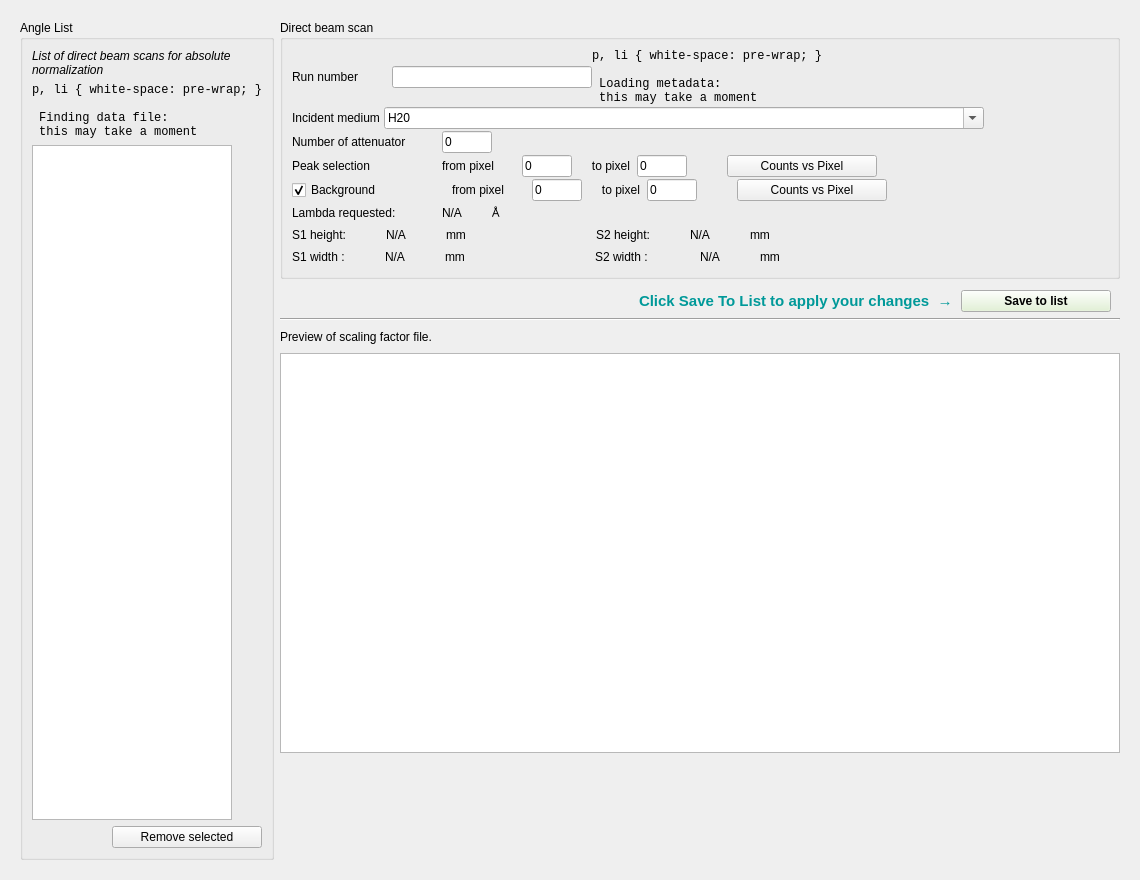
The window that Code/Mantid/scripts/Interface/ui/reflectometer/refl_sf_calculator.ui (mantidproject/mantid) describes before a commit, drawn with Qt 5.
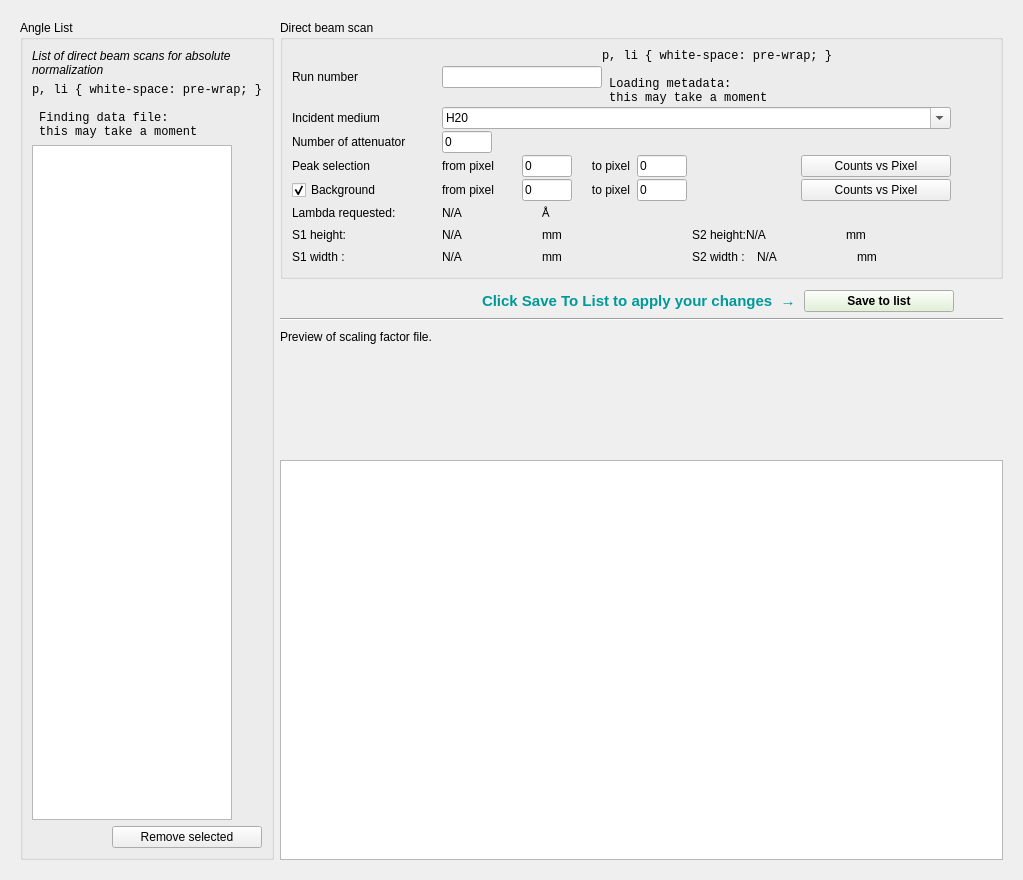
The same window after the commit.

Commit message: Re #5071 Fix UI layout to align widgets

```diff
--- a/Code/Mantid/scripts/Interface/ui/reflectometer/refl_sf_calculator.ui
+++ b/Code/Mantid/scripts/Interface/ui/reflectometer/refl_sf_calculator.ui
@@ -6,7 +6,7 @@
    <rect>
     <x>0</x>
     <y>0</y>
-    <width>1140</width>
+    <width>1023</width>
     <height>880</height>
    </rect>
   </property>
@@ -36,8 +36,8 @@
        <rect>
         <x>0</x>
         <y>0</y>
-        <width>1116</width>
-        <height>856</height>
+        <width>1005</width>
+        <height>862</height>
        </rect>
       </property>
       <layout class="QVBoxLayout" name="verticalLayout_7">
@@ -208,7 +208,7 @@
                      <widget class="QLabel" name="label">
                       <property name="minimumSize">
                        <size>
-                        <width>100</width>
+                        <width>150</width>
                         <height>0</height>
                        </size>
                       </property>
@@ -272,6 +272,12 @@
                     </property>
                     <item>
                      <widget class="QLabel" name="label_16">
+                      <property name="minimumSize">
+                       <size>
+                        <width>150</width>
+                        <height>0</height>
+                       </size>
+                      </property>
                       <property name="text">
                        <string>Incident medium </string>
                       </property>
@@ -279,15 +285,21 @@
                     </item>
                     <item>
                      <widget class="QComboBox" name="incident_medium_combobox">
+                      <property name="sizePolicy">
+                       <sizepolicy hsizetype="Expanding" vsizetype="Fixed">
+                        <horstretch>0</horstretch>
+                        <verstretch>0</verstretch>
+                       </sizepolicy>
+                      </property>
                       <property name="minimumSize">
                        <size>
-                        <width>600</width>
+                        <width>200</width>
                         <height>0</height>
                        </size>
                       </property>
                       <property name="maximumSize">
                        <size>
-                        <width>600</width>
+                        <width>16777215</width>
                         <height>16777215</height>
                        </size>
                       </property>
@@ -316,6 +328,9 @@
                       <property name="orientation">
                        <enum>Qt::Horizontal</enum>
                       </property>
+                      <property name="sizeType">
+                       <enum>QSizePolicy::Fixed</enum>
+                      </property>
                       <property name="sizeHint" stdset="0">
                        <size>
                         <width>40</width>
@@ -526,7 +541,7 @@
                        <enum>Qt::Horizontal</enum>
                       </property>
                       <property name="sizeType">
-                       <enum>QSizePolicy::Fixed</enum>
+                       <enum>QSizePolicy::Expanding</enum>
                       </property>
                       <property name="sizeHint" stdset="0">
                        <size>
@@ -563,6 +578,9 @@
                       <property name="orientation">
                        <enum>Qt::Horizontal</enum>
                       </property>
+                      <property name="sizeType">
+                       <enum>QSizePolicy::Fixed</enum>
+                      </property>
                       <property name="sizeHint" stdset="0">
                        <size>
                         <width>40</width>
@@ -582,7 +600,7 @@
                      <widget class="QCheckBox" name="data_background_switch">
                       <property name="minimumSize">
                        <size>
-                        <width>160</width>
+                        <width>150</width>
                         <height>0</height>
                        </size>
                       </property>
@@ -721,7 +739,7 @@
                        <enum>Qt::Horizontal</enum>
                       </property>
                       <property name="sizeType">
-                       <enum>QSizePolicy::Fixed</enum>
+                       <enum>QSizePolicy::Expanding</enum>
                       </property>
                       <property name="sizeHint" stdset="0">
                        <size>
@@ -755,6 +773,9 @@
                       <property name="orientation">
                        <enum>Qt::Horizontal</enum>
                       </property>
+                      <property name="sizeType">
+                       <enum>QSizePolicy::Fixed</enum>
+                      </property>
                       <property name="sizeHint" stdset="0">
                        <size>
                         <width>40</width>
@@ -799,7 +820,7 @@
                      <widget class="QLabel" name="lambda_request">
                       <property name="minimumSize">
                        <size>
-                        <width>50</width>
+                        <width>100</width>
                         <height>0</height>
                        </size>
                       </property>
@@ -860,7 +881,7 @@
                      <widget class="QLabel" name="label_3">
                       <property name="minimumSize">
                        <size>
-                        <width>50</width>
+                        <width>150</width>
                         <height>0</height>
                        </size>
                       </property>
@@ -887,7 +908,7 @@
                        <string>N/A</string>
                       </property>
                       <property name="alignment">
-                       <set>Qt::AlignCenter</set>
+                       <set>Qt::AlignLeading|Qt::AlignLeft|Qt::AlignVCenter</set>
                       </property>
                      </widget>
                     </item>
@@ -941,7 +962,7 @@
                        <string>N/A</string>
                       </property>
                       <property name="alignment">
-                       <set>Qt::AlignCenter</set>
+                       <set>Qt::AlignLeading|Qt::AlignLeft|Qt::AlignVCenter</set>
                       </property>
                      </widget>
                     </item>
@@ -988,7 +1009,7 @@
                      <widget class="QLabel" name="label_7">
                       <property name="minimumSize">
                        <size>
-                        <width>50</width>
+                        <width>150</width>
                         <height>0</height>
                        </size>
                       </property>
@@ -1015,7 +1036,7 @@
                        <string>N/A</string>
                       </property>
                       <property name="alignment">
-                       <set>Qt::AlignCenter</set>
+                       <set>Qt::AlignLeading|Qt::AlignLeft|Qt::AlignVCenter</set>
                       </property>
                      </widget>
                     </item>
@@ -1075,7 +1096,7 @@
                        <string>N/A</string>
                       </property>
                       <property name="alignment">
-                       <set>Qt::AlignCenter</set>
+                       <set>Qt::AlignLeading|Qt::AlignLeft|Qt::AlignVCenter</set>
                       </property>
                      </widget>
                     </item>
@@ -1232,6 +1253,22 @@
                    </property>
                   </widget>
                  </item>
+                 <item>
+                  <spacer name="horizontalSpacer_14">
+                   <property name="orientation">
+                    <enum>Qt::Horizontal</enum>
+                   </property>
+                   <property name="sizeType">
+                    <enum>QSizePolicy::Fixed</enum>
+                   </property>
+                   <property name="sizeHint" stdset="0">
+                    <size>
+                     <width>40</width>
+                     <height>20</height>
+                    </size>
+                   </property>
+                  </spacer>
+                 </item>
                  <item>
                   <spacer name="horizontalSpacer_24">
                    <property name="orientation">
@@ -1281,6 +1318,22 @@
                  </item>
                 </layout>
                </item>
+               <item>
+                <spacer name="verticalSpacer">
+                 <property name="orientation">
+                  <enum>Qt::Vertical</enum>
+                 </property>
+                 <property name="sizeType">
+                  <enum>QSizePolicy::Expanding</enum>
+                 </property>
+                 <property name="sizeHint" stdset="0">
+                  <size>
+                   <width>20</width>
+                   <height>10</height>
+                  </size>
+                 </property>
+                </spacer>
+               </item>
                <item>
                 <widget class="QTextBrowser" name="textBrowser">
                  <property name="minimumSize">
@@ -1291,22 +1344,6 @@
                  </property>
                 </widget>
                </item>
-               <item>
-                <spacer name="verticalSpacer">
-                 <property name="orientation">
-                  <enum>Qt::Vertical</enum>
-                 </property>
-                 <property name="sizeType">
-                  <enum>QSizePolicy::Expanding</enum>
-                 </property>
-                 <property name="sizeHint" stdset="0">
-                  <size>
-                   <width>20</width>
-                   <height>10</height>
-                  </size>
-                 </property>
-                </spacer>
-               </item>
               </layout>
              </item>
             </layout>
```
The commit also changes 2 other files.
